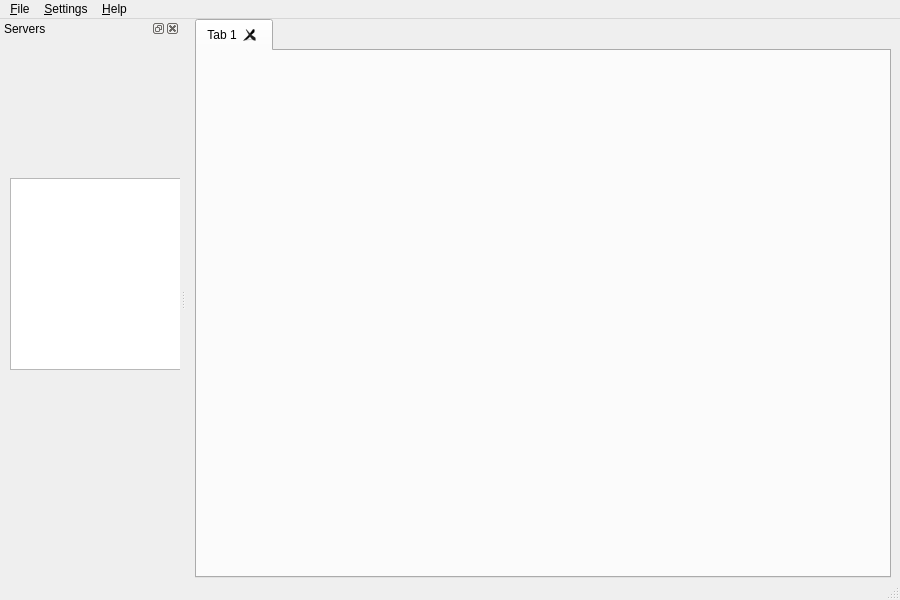
Before: the Qt Designer form sqlantaresia/SQLAntaresiaWindow.ui in mtorromeo/sqlantaresia, drawn with Qt 5.
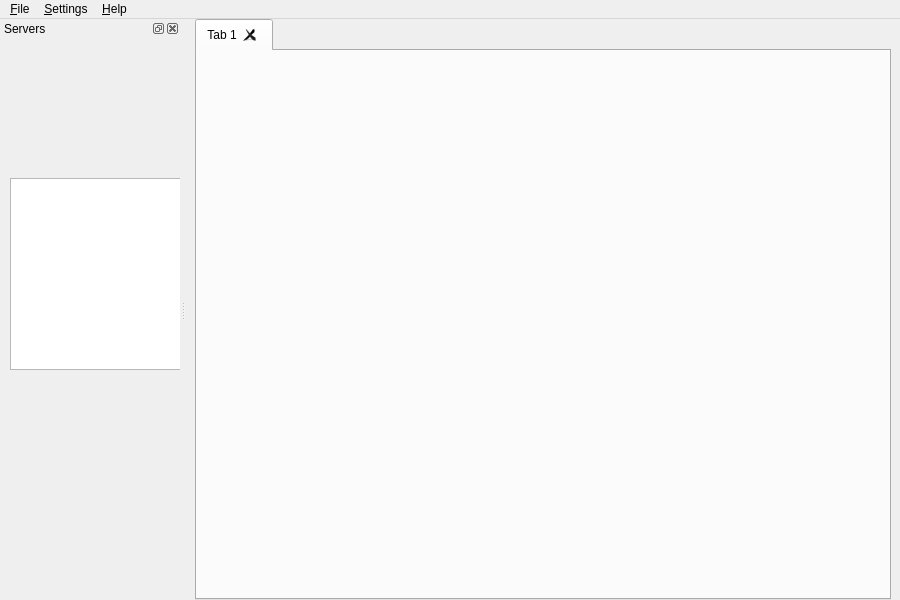
After: the same form once the commit is applied. Icons and pictures are not drawn.

Commit message: Removed unused statusbar

```diff
--- a/sqlantaresia/SQLAntaresiaWindow.ui
+++ b/sqlantaresia/SQLAntaresiaWindow.ui
@@ -87,7 +87,6 @@
    <addaction name="menu_Settings"/>
    <addaction name="menu_Help"/>
   </widget>
-  <widget class="QStatusBar" name="statusBar"/>
   <widget class="QDockWidget" name="dockWidget">
    <property name="minimumSize">
     <size>
```
Left out of the diff: 16 changed lines with no effect on the pictures. The commit also changes 1 other file.
